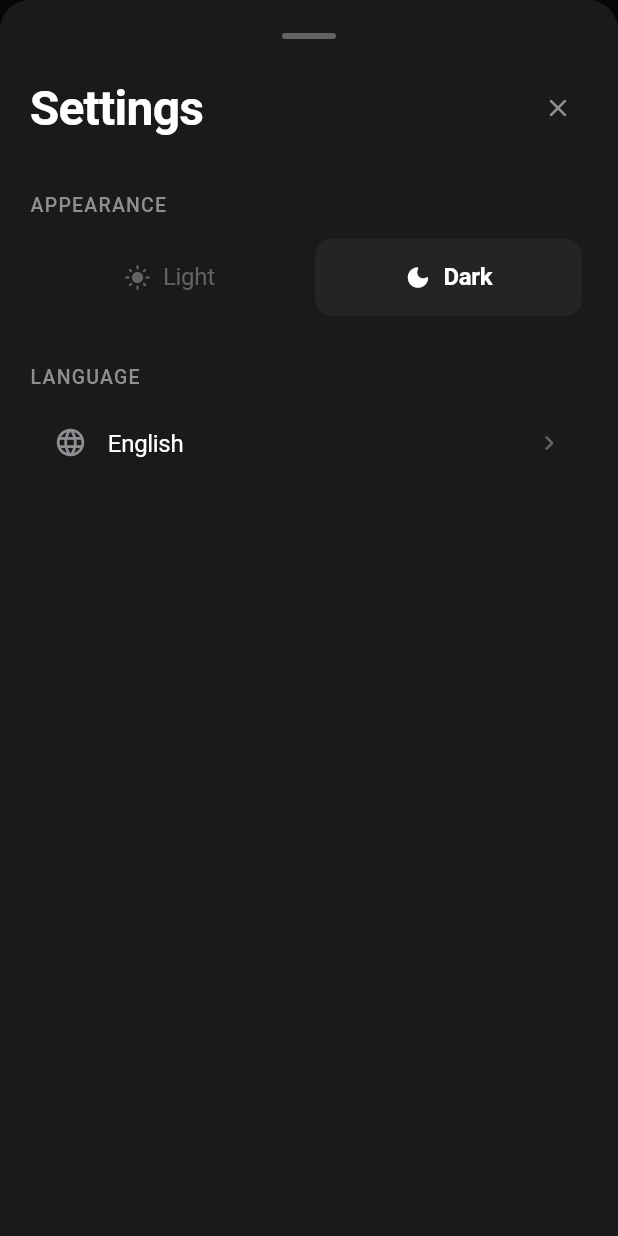
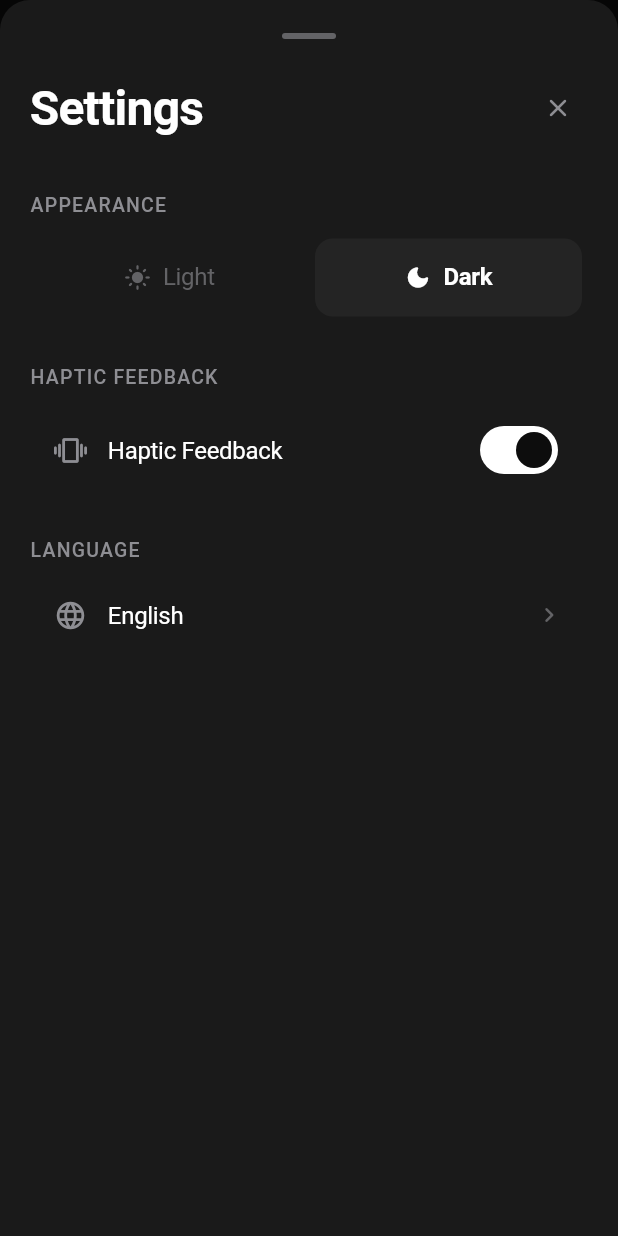
Before and after one commit to amxDusT/fl_subscriber, a Flutter app: the HomePage screen opened directly, after a tap on "Analytics", after a tap on the "person" icon, after a tap on "Settings", on a phone screen of 412 x 824 dp. Run offline on Flutter 3.47's test engine with Material 3 defaults, Android fonts, the phone set to English and light mode, and no system bars; our stand-ins replace dio, drift, fl_chart, flutter_local_notifications, flutter_riverpod, freezed_annotation and 4 more; missing offline and left inert: flutter_displaymode; accounts and stored records are empty; generated files the repository leaves out were written again.

Commit message:
haptic feedback

```diff
--- a/lib/core/l10n/app_en.arb
+++ b/lib/core/l10n/app_en.arb
@@ -163,5 +163,6 @@
         "type": "String"
       }
     }
-  }
+  },
+  "hapticFeedback": "Haptic Feedback"
 }
--- a/lib/core/l10n/app_es.arb
+++ b/lib/core/l10n/app_es.arb
@@ -115,5 +115,6 @@
         "type": "String"
       }
     }
-  }
+  },
+  "hapticFeedback": "Vibración"
 }
--- a/lib/core/l10n/app_it.arb
+++ b/lib/core/l10n/app_it.arb
@@ -115,5 +115,6 @@
         "type": "String"
       }
     }
-  }
+  },
+  "hapticFeedback": "Vibrazione"
 }
--- a/lib/core/l10n/app_localizations.dart
+++ b/lib/core/l10n/app_localizations.dart
@@ -711,6 +711,12 @@ abstract class AppLocalizations {
   /// In en, this message translates to:
   /// **'{percentage}% of total'**
   String ofTotal(String percentage);
+
+  /// No description provided for @hapticFeedback.
+  ///
+  /// In en, this message translates to:
+  /// **'Haptic Feedback'**
+  String get hapticFeedback;
 }
 
 class _AppLocalizationsDelegate
--- a/lib/core/l10n/app_localizations_en.dart
+++ b/lib/core/l10n/app_localizations_en.dart
@@ -333,4 +333,7 @@ class AppLocalizationsEn extends AppLocalizations {
   String ofTotal(String percentage) {
     return '$percentage% of total';
   }
+
+  @override
+  String get hapticFeedback => 'Haptic Feedback';
 }
--- a/lib/core/l10n/app_localizations_es.dart
+++ b/lib/core/l10n/app_localizations_es.dart
@@ -333,4 +333,7 @@ class AppLocalizationsEs extends AppLocalizations {
   String ofTotal(String percentage) {
     return '$percentage% del total';
   }
+
+  @override
+  String get hapticFeedback => 'Vibración';
 }
--- a/lib/core/l10n/app_localizations_it.dart
+++ b/lib/core/l10n/app_localizations_it.dart
@@ -333,4 +333,7 @@ class AppLocalizationsIt extends AppLocalizations {
   String ofTotal(String percentage) {
     return '$percentage% del totale';
   }
+
+  @override
+  String get hapticFeedback => 'Vibrazione';
 }
--- a/lib/core/state/app_state.dart
+++ b/lib/core/state/app_state.dart
@@ -8,5 +8,6 @@ abstract class AppState with _$AppState {
   const factory AppState({
     @Default(Locale('en')) Locale locale,
     @Default(ThemeMode.dark) ThemeMode themeMode,
+    @Default(true) bool hapticFeedback,
   }) = _AppState;
 }
--- a/lib/core/widgets/button.dart
+++ b/lib/core/widgets/button.dart
@@ -1,6 +1,8 @@
+import 'package:fl_subscriber/core/utils/haptic.dart';
 import 'package:flutter/material.dart';
+import 'package:flutter_riverpod/flutter_riverpod.dart';
 
-class AppButton extends StatelessWidget {
+class AppButton extends ConsumerWidget {
   const AppButton({
     super.key,
     required this.onPressed,
@@ -15,7 +17,7 @@ class AppButton extends StatelessWidget {
   final bool isLoading;
 
   @override
-  Widget build(BuildContext context) {
+  Widget build(BuildContext context, WidgetRef ref) {
     final child = isLoading
         ? SizedBox(
             width: 20,
@@ -37,7 +39,12 @@ class AppButton extends StatelessWidget {
         : Text(label);
 
     return ElevatedButton(
-      onPressed: isLoading ? null : onPressed,
+      onPressed: isLoading || onPressed == null
+          ? null
+          : () {
+              triggerHaptic(ref);
+              onPressed!();
+            },
       child: child,
     );
   }
--- a/lib/features/settings/presentation/pages/settings_page.dart
+++ b/lib/features/settings/presentation/pages/settings_page.dart
@@ -50,6 +50,19 @@ class SettingsSheet extends ConsumerWidget {
             ref
                 .read(appControllerProvider.notifier)
                 .setThemeMode(dark ? ThemeMode.dark : ThemeMode.light);
+          },
+        ),
+
+        const SizedBox(height: 28),
+
+        _SectionLabel(label: l10n.hapticFeedback),
+        const SizedBox(height: 10),
+        _HapticToggle(
+          enabled: appState.hapticFeedback,
+          onChanged: (enabled) {
+            ref
+                .read(appControllerProvider.notifier)
+                .setHapticFeedback(enabled);
           },
         ),
 
@@ -246,6 +259,40 @@ class _ThemeOption extends StatelessWidget {
   }
 }
 
+class _HapticToggle extends StatelessWidget {
+  const _HapticToggle({required this.enabled, required this.onChanged});
+  final bool enabled;
+  final ValueChanged<bool> onChanged;
+
+  @override
+  Widget build(BuildContext context) {
+    final theme = Theme.of(context);
+    return Container(
+      padding: const EdgeInsets.symmetric(horizontal: 16, vertical: 6),
+      decoration: BoxDecoration(
+        color: theme.colorScheme.surface,
+        borderRadius: BorderRadius.circular(16),
+      ),
+      child: Row(
+        children: [
+          const Icon(Icons.vibration_rounded, size: 22),
+          const SizedBox(width: 14),
+          Expanded(
+            child: Text(
+              AppLocalizations.of(context)!.hapticFeedback,
+              style: theme.textTheme.bodyLarge,
+            ),
+          ),
+          Switch.adaptive(
+            value: enabled,
+            onChanged: onChanged,
+          ),
+        ],
+      ),
+    );
+  }
+}
+
 class _SettingsTile extends StatelessWidget {
   const _SettingsTile({
     required this.icon,
--- a/lib/features/subscriptions/presentation/widgets/plan_amount_step.dart
+++ b/lib/features/subscriptions/presentation/widgets/plan_amount_step.dart
@@ -4,6 +4,7 @@ import 'package:fl_subscriber/core/widgets/section_label.dart';
 import 'package:fl_subscriber/core/widgets/selectable_tile.dart';
 import 'package:fl_subscriber/features/subscriptions/presentation/state/add_subscription_controller.dart';
 import 'package:fl_subscriber/features/subscriptions/presentation/widgets/custom_amount_step.dart';
+import 'package:fl_subscriber/core/utils/haptic.dart';
 import 'package:flutter/material.dart';
 import 'package:flutter/services.dart';
 import 'package:flutter_riverpod/flutter_riverpod.dart';
@@ -81,6 +82,7 @@ class _PlanList extends ConsumerWidget {
           borderRadius: BorderRadius.circular(16),
           child: InkWell(
             onTap: () async {
+              triggerHaptic(ref);
               final confirmed = await showModalBottomSheet<bool>(
                 context: context,
                 isScrollControlled: true,
--- a/lib/features/subscriptions/presentation/widgets/service_selection_step.dart
+++ b/lib/features/subscriptions/presentation/widgets/service_selection_step.dart
@@ -7,6 +7,7 @@ import 'package:fl_subscriber/features/subscriptions/domain/providers/subscripti
 import 'package:fl_subscriber/features/subscriptions/presentation/state/add_subscription_controller.dart';
 import 'package:fl_subscriber/features/subscriptions/presentation/widgets/custom_service_sheet.dart';
 import 'package:fl_subscriber/gen/assets.gen.dart';
+import 'package:fl_subscriber/core/utils/haptic.dart';
 import 'package:flutter/material.dart';
 import 'package:flutter_riverpod/flutter_riverpod.dart';
 
@@ -49,6 +50,7 @@ class ServiceSelectionStep extends ConsumerWidget {
                     : Palette.textSecondaryLight,
                 selected: false,
                 onTap: () async {
+                  triggerHaptic(ref);
                   final service = await showModalBottomSheet<CatalogService>(
                     context: context,
                     isScrollControlled: true,
@@ -72,6 +74,7 @@ class ServiceSelectionStep extends ConsumerWidget {
               color: service.color,
               selected: wizardState.selectedService?.id == service.id,
               onTap: () {
+                triggerHaptic(ref);
                 controller.selectService(service);
                 onServiceSelected?.call();
               },
```
Also changed, not shown: lib/core/state/app_controller.dart (+9 -1 lines), lib/core/utils/haptic.dart (added, +9 -0 lines), lib/core/widgets/selectable_tile.dart (+8 -3 lines), lib/features/subscriptions/presentation/pages/add_subscription_sheet.dart (+9 -2 lines), lib/features/subscriptions/presentation/widgets/subscription_card.dart (+10 -3 lines), lib/core/state/generated/app_controller.g.dart, lib/core/state/generated/app_state.freezed.dart.
